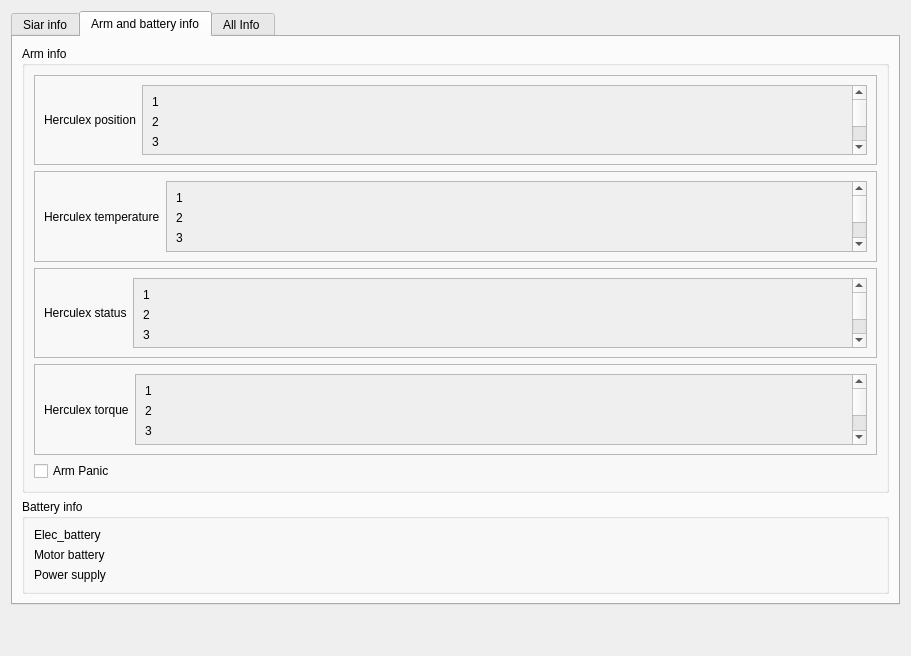
This is siar_rqt_plugin/src/siar_rqt_plugin/my_plugin.ui in robotics-upo/siar_packages as Qt 5 draws it before an edit. The edited form follows.
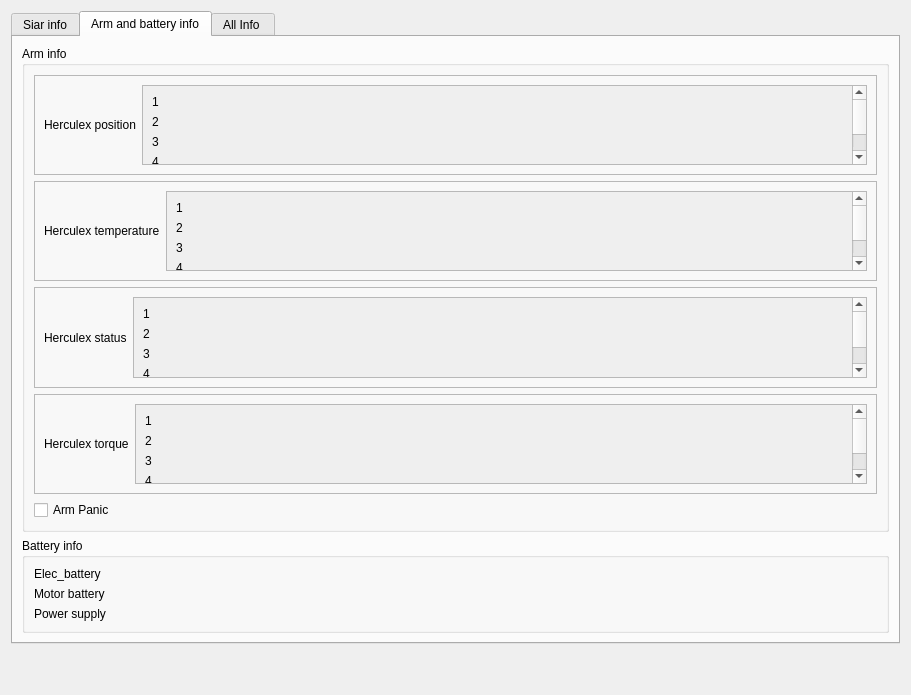
This is the edited form. The open tabs and pages were chosen to show the change.

Commit message: battery info added

```diff
--- a/siar_rqt_plugin/src/siar_rqt_plugin/my_plugin.ui
+++ b/siar_rqt_plugin/src/siar_rqt_plugin/my_plugin.ui
@@ -7,12 +7,15 @@
     <x>0</x>
     <y>0</y>
     <width>911</width>
-    <height>645</height>
+    <height>695</height>
    </rect>
   </property>
   <property name="windowTitle">
    <string>SIAR Info</string>
   </property>
+  <property name="styleSheet">
+   <string notr="true"/>
+  </property>
   <layout class="QVBoxLayout" name="verticalLayout">
    <item>
     <widget class="QTabWidget" name="tabWidget">
@@ -130,8 +133,8 @@
                  <rect>
                   <x>0</x>
                   <y>0</y>
-                  <width>700</width>
-                  <height>117</height>
+                  <width>681</width>
+                  <height>127</height>
                  </rect>
                 </property>
                 <layout class="QVBoxLayout" name="verticalLayout_12">
@@ -202,9 +205,9 @@
                 <property name="geometry">
                  <rect>
                   <x>0</x>
-                  <y>-18</y>
-                  <width>672</width>
-                  <height>117</height>
+                  <y>0</y>
+                  <width>650</width>
+                  <height>127</height>
                  </rect>
                 </property>
                 <layout class="QVBoxLayout" name="verticalLayout_13">
@@ -275,9 +278,9 @@
                 <property name="geometry">
                  <rect>
                   <x>0</x>
-                  <y>-19</y>
-                  <width>711</width>
-                  <height>117</height>
+                  <y>0</y>
+                  <width>695</width>
+                  <height>127</height>
                  </rect>
                 </property>
                 <layout class="QVBoxLayout" name="verticalLayout_14">
@@ -349,8 +352,8 @@
                  <rect>
                   <x>0</x>
                   <y>0</y>
-                  <width>709</width>
-                  <height>117</height>
+                  <width>691</width>
+                  <height>127</height>
                  </rect>
                 </property>
                 <layout class="QVBoxLayout" name="verticalLayout_15">
```
Left out of the diff: 25 changed lines with no effect on the pictures. The commit also changes 2 other files.
